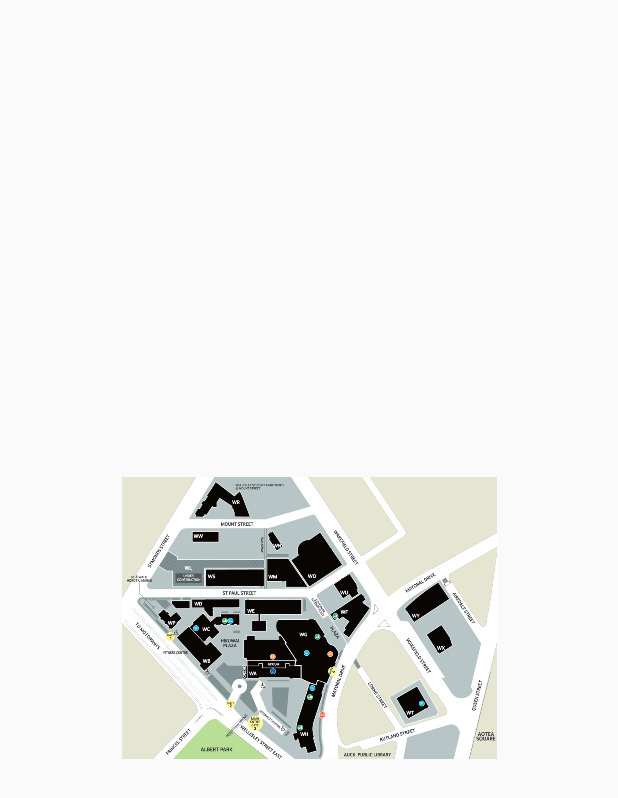
After one commit to yavgn/STUD, an Android app: the layout activity_maps2.xml on its own in the app's theme, with its tools: preview values and no code run, on a phone screen of 412 x 824 dp. The commit adds this screen. Shown: the top 798 px of the screen. Run offline under Robolectric (Android 15) with nearby library versions, the phone set to English and light mode, and no system bars.

Commit message:
Added maps
Added map as an image, opens with onclick listener.

```diff
--- a/Studmaster/app/src/main/java/fck2068/example/loginpage/activities/LandingActivity.java
+++ b/Studmaster/app/src/main/java/fck2068/example/loginpage/activities/LandingActivity.java
@@ -102,6 +102,8 @@ public class LandingActivity extends AppCompatActivity implements View.OnClickLi
                 }
                 if(position==3){
                     Toast.makeText(LandingActivity.this, "Location clicked...", Toast.LENGTH_SHORT).show();
+                    Intent mapsIntent = new Intent( LandingActivity.this,MapsActivity.class);
+                    startActivity(mapsIntent);
                 }
             }
         });
--- /dev/null
+++ b/Studmaster/app/src/main/res/layout/activity_maps2.xml
@@ -0,0 +1,22 @@
+<?xml version="1.0" encoding="utf-8"?>
+<android.support.constraint.ConstraintLayout xmlns:android="http://schemas.android.com/apk/res/android"
+    xmlns:app="http://schemas.android.com/apk/res-auto"
+    xmlns:tools="http://schemas.android.com/tools"
+    android:layout_width="match_parent"
+    android:layout_height="match_parent"
+    tools:context=".activities.MapsActivity">
+
+    <ImageView
+        android:id="@+id/mapImage"
+        android:layout_width="250dp"
+        android:layout_height="400dp"
+        android:layout_marginStart="8dp"
+        android:layout_marginTop="8dp"
+        android:layout_marginEnd="8dp"
+        android:layout_marginBottom="8dp"
+        app:layout_constraintBottom_toBottomOf="parent"
+        app:layout_constraintEnd_toEndOf="parent"
+        app:layout_constraintStart_toStartOf="parent"
+        app:layout_constraintTop_toTopOf="parent"
+        app:srcCompat="@drawable/map-campus" />
+</android.support.constraint.ConstraintLayout>
```
Also changed, not shown: Studmaster/app/src/main/AndroidManifest.xml (+5 -2 lines), Studmaster/app/src/main/java/fck2068/example/loginpage/activities/MapsActivity.java (added, +22 -0 lines), Studmaster/app/src/main/res/layout/activity_timer.xml (+17 -10 lines), Studmaster/app/src/main/res/drawable/map-campus.png (added).
